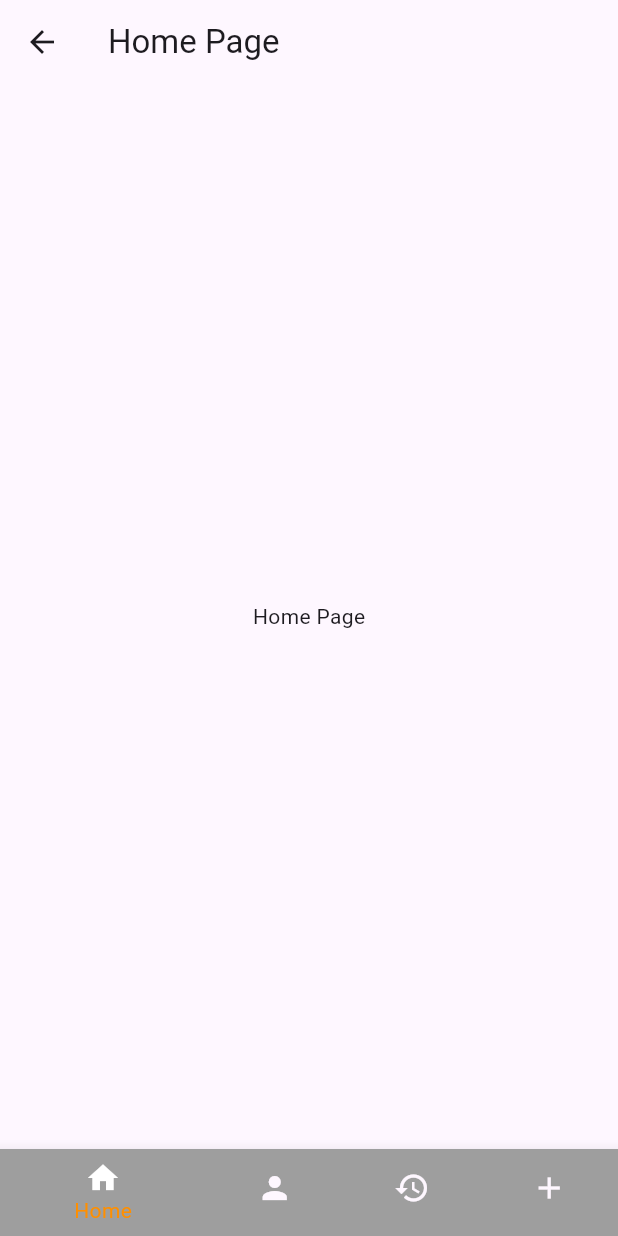
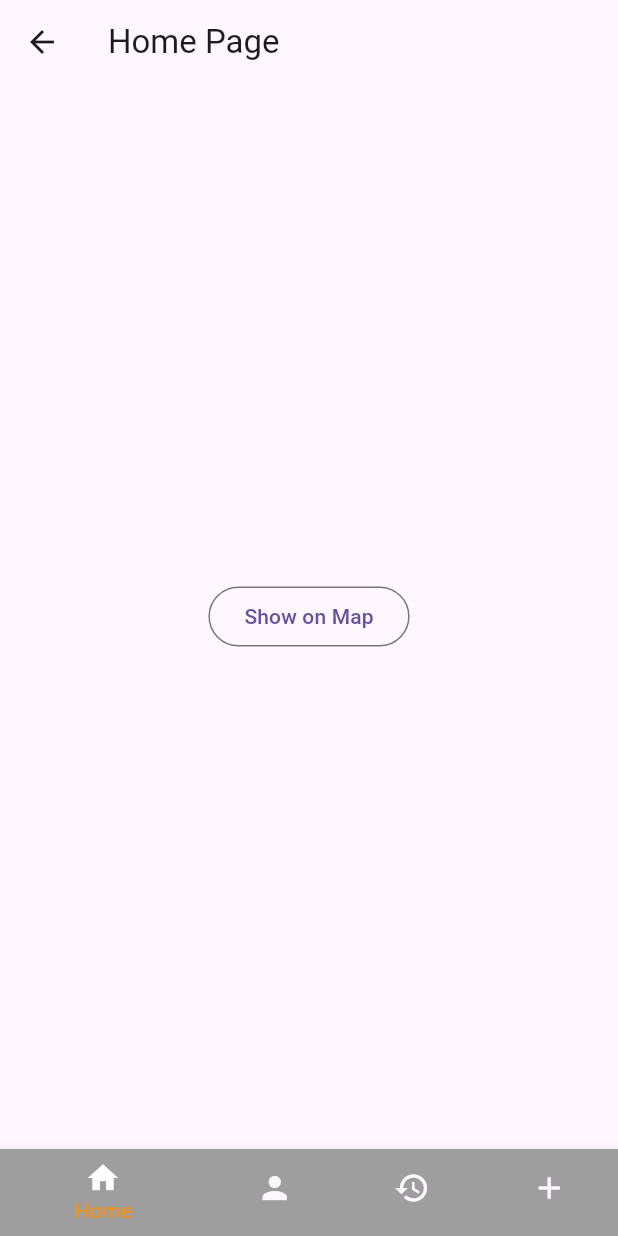
Before and after one commit to sshipman/createcollab, a Flutter app: the HomePage screen opened by its route, on a phone screen of 412 x 824 dp. Run offline on Flutter 3.47's test engine with Material 3 defaults, Android fonts, the phone set to English and light mode, and no system bars; missing offline and left inert: map_launcher.

Commit message:
got a quick map up on the home screen.

```diff
--- a/lib/pages/home_page.dart
+++ b/lib/pages/home_page.dart
@@ -1,5 +1,6 @@
 import 'package:createcollab/components/nav_bar.dart';
 import 'package:flutter/material.dart';
+import 'package:map_launcher/map_launcher.dart';
 
 class HomePage extends StatefulWidget {
   const HomePage({super.key});
@@ -26,9 +27,20 @@ class _HomePageState extends State<HomePage> {
       appBar: AppBar(
         title: const Text("Home Page"),
       ),
-      body: const Center(
-        child: Text("Home Page"),
-      ),
+      body: Center(
+        //child: Text("Home Page"),
+        child: OutlinedButton(
+          onPressed: () async {
+            final availableMaps = await MapLauncher.installedMaps;
+            print(availableMaps);
+
+            await availableMaps.first.showMarker(
+              coords: Coords(37.759392, -122.5107336),
+              title: "Ocean Beach",
+            );
+          },
+          child: Text('Show on Map'),
+      )),
     );
   }
 }
--- a/pubspec.yaml
+++ b/pubspec.yaml
@@ -34,6 +34,9 @@ dependencies:
   # The following adds the Cupertino Icons font to your application.
   # Use with the CupertinoIcons class for iOS style icons.
   cupertino_icons: ^1.0.8
+
+  # for displaying a map, eventually showing a specified address or lat/lon. -SKF
+  map_launcher: ^3.5.0
 
 dev_dependencies:
   flutter_test:
```
Also changed, not shown: pubspec.lock.
